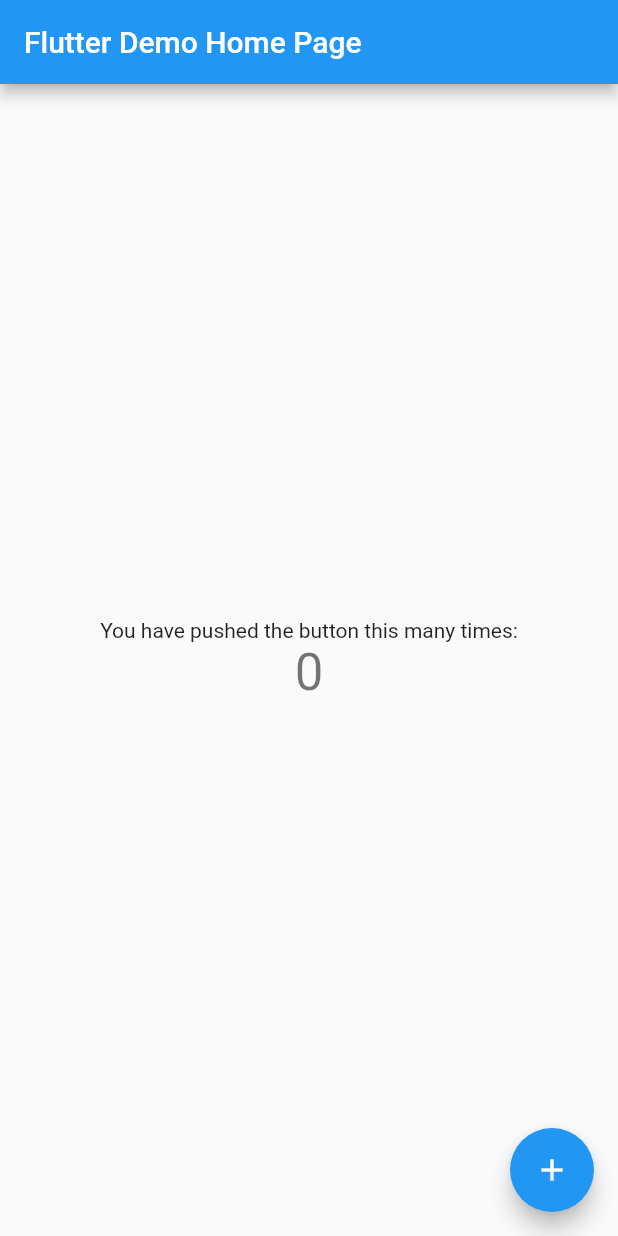
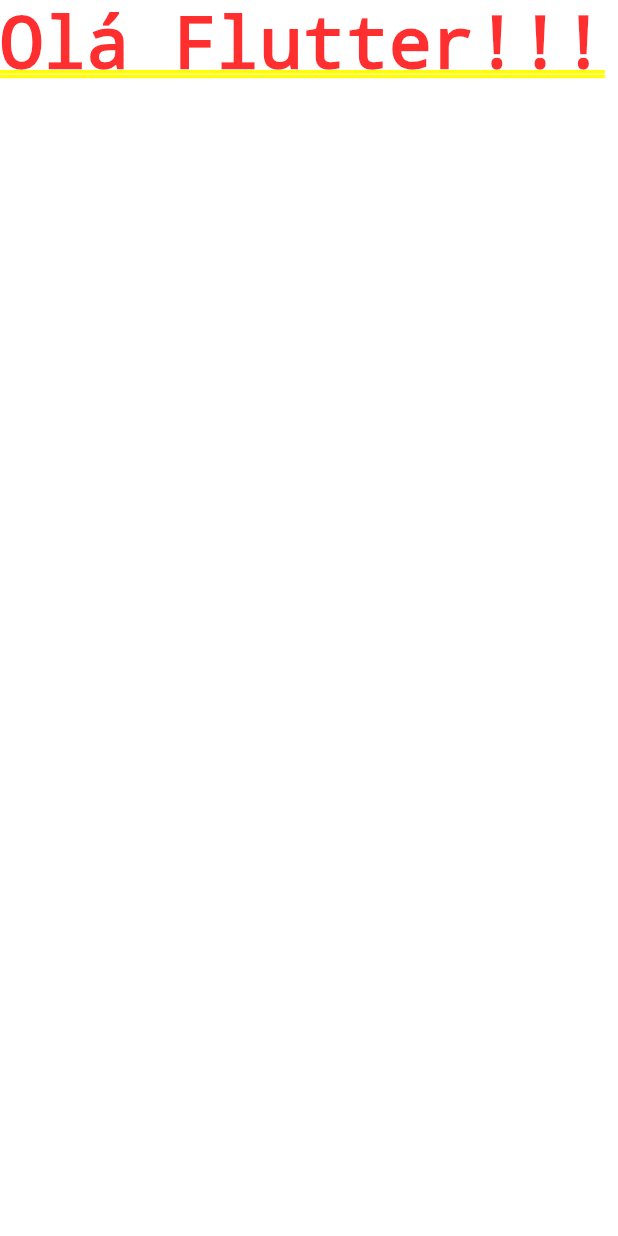
Before and after one commit to cxmarcelo/projeto_perguntas_flutter, a Flutter app: the screen it shows after launch, on a phone screen of 412 x 824 dp. Run offline on Flutter 3.47's test engine with Material 2 defaults, Android fonts, the phone set to English and light mode, and no system bars.

Commit message:
Recriando o main da aplicação

```diff
--- a/lib/main.dart
+++ b/lib/main.dart
@@ -1,117 +1,14 @@
+
 import 'package:flutter/material.dart';
 
-void main() {
-  runApp(MyApp());
+main() {
+  runApp(new PerguntaApp());
 }
 
-class MyApp extends StatelessWidget {
-  // This widget is the root of your application.
-  @override
+class PerguntaApp extends StatelessWidget  {
   Widget build(BuildContext context) {
     return MaterialApp(
-      title: 'Flutter Demo',
-      theme: ThemeData(
-        // This is the theme of your application.
-        //
-        // Try running your application with "flutter run". You'll see the
-        // application has a blue toolbar. Then, without quitting the app, try
-        // changing the primarySwatch below to Colors.green and then invoke
-        // "hot reload" (press "r" in the console where you ran "flutter run",
-        // or simply save your changes to "hot reload" in a Flutter IDE).
-        // Notice that the counter didn't reset back to zero; the application
-        // is not restarted.
-        primarySwatch: Colors.blue,
-        // This makes the visual density adapt to the platform that you run
-        // the app on. For desktop platforms, the controls will be smaller and
-        // closer together (more dense) than on mobile platforms.
-        visualDensity: VisualDensity.adaptivePlatformDensity,
-      ),
-      home: MyHomePage(title: 'Flutter Demo Home Page'),
+      home: Text('Olá Flutter!!!'),
     );
   }
 }
-
-class MyHomePage extends StatefulWidget {
-  MyHomePage({Key key, this.title}) : super(key: key);
-
-  // This widget is the home page of your application. It is stateful, meaning
-  // that it has a State object (defined below) that contains fields that affect
-  // how it looks.
-
-  // This class is the configuration for the state. It holds the values (in this
-  // case the title) provided by the parent (in this case the App widget) and
-  // used by the build method of the State. Fields in a Widget subclass are
-  // always marked "final".
-
-  final String title;
-
-  @override
-  _MyHomePageState createState() => _MyHomePageState();
-}
-
-class _MyHomePageState extends State<MyHomePage> {
-  int _counter = 0;
-
-  void _incrementCounter() {
-    setState(() {
-      // This call to setState tells the Flutter framework that something has
-      // changed in this State, which causes it to rerun the build method below
-      // so that the display can reflect the updated values. If we changed
-      // _counter without calling setState(), then the build method would not be
-      // called again, and so nothing would appear to happen.
-      _counter++;
-    });
-  }
-
-  @override
-  Widget build(BuildContext context) {
-    // This method is rerun every time setState is called, for instance as done
-    // by the _incrementCounter method above.
-    //
-    // The Flutter framework has been optimized to make rerunning build methods
-    // fast, so that you can just rebuild anything that needs updating rather
-    // than having to individually change instances of widgets.
-    return Scaffold(
-      appBar: AppBar(
-        // Here we take the value from the MyHomePage object that was created by
-        // the App.build method, and use it to set our appbar title.
-        title: Text(widget.title),
-      ),
-      body: Center(
-        // Center is a layout widget. It takes a single child and positions it
-        // in the middle of the parent.
-        child: Column(
-          // Column is also a layout widget. It takes a list of children and
-          // arranges them vertically. By default, it sizes itself to fit its
-          // children horizontally, and tries to be as tall as its parent.
-          //
-          // Invoke "debug painting" (press "p" in the console, choose the
-          // "Toggle Debug Paint" action from the Flutter Inspector in Android
-          // Studio, or the "Toggle Debug Paint" command in Visual Studio Code)
-          // to see the wireframe for each widget.
-          //
-          // Column has various properties to control how it sizes itself and
-          // how it positions its children. Here we use mainAxisAlignment to
-          // center the children vertically; the main axis here is the vertical
-          // axis because Columns are vertical (the cross axis would be
-          // horizontal).
-          mainAxisAlignment: MainAxisAlignment.center,
-          children: <Widget>[
-            Text(
-              'You have pushed the button this many times:',
-            ),
-            Text(
-              '$_counter',
-              style: Theme.of(context).textTheme.headline4,
-            ),
-          ],
-        ),
-      ),
-      floatingActionButton: FloatingActionButton(
-        onPressed: _incrementCounter,
-        tooltip: 'Increment',
-        child: Icon(Icons.add),
-      ), // This trailing comma makes auto-formatting nicer for build methods.
-    );
-  }
-}
```
Also changed, not shown: 1 other file.
